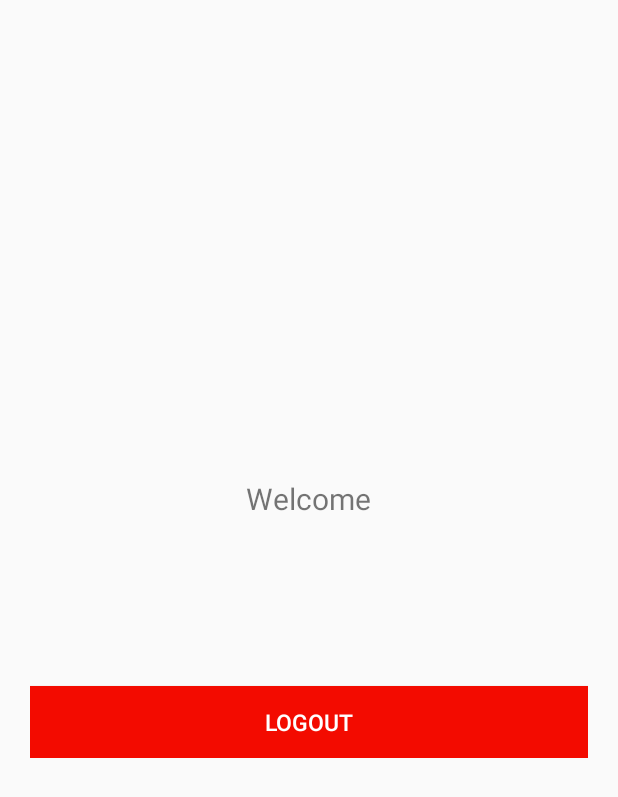
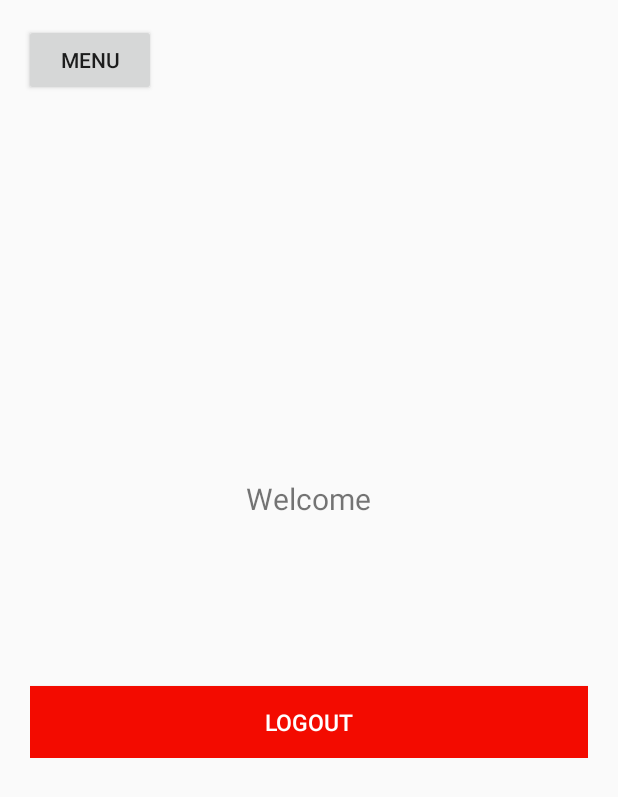
Before and after one commit to CS-UCY-EPL343/epl343.winter18.team11, an Android app: the layout activity_home.xml on its own in the app's theme, with its tools: preview values and no code run, on a phone screen of 412 x 824 dp. Shown: the top 797 px of the screen. Run offline under Robolectric (Android 15) with nearby library versions, the phone set to English and light mode, and no system bars.

Commit message:
Creating a bridge from to menu to navigation

```diff
--- a/Android_Branch/app/src/main/java/com/example/myapplication/LoginActivity.java
+++ b/Android_Branch/app/src/main/java/com/example/myapplication/LoginActivity.java
@@ -130,11 +130,14 @@ public class LoginActivity extends Activity {
                         JSONObject user = jObj.getJSONObject("user");
                         String name = user.getString("name");
                         String email = user.getString("email");
+                        String address = user.getString("address");
+                        String mobile = user.getString("mobile");
+
                         String created_at = user
                                 .getString("created_at");
 
                         // Inserting row in users table
-                        db.addUser(name, email, uid, created_at);
+                        db.addUser(name, email, uid, created_at,address,mobile);
 
                         // Launch main activity
                         Intent intent = new Intent(LoginActivity.this,
--- a/Android_Branch/app/src/main/java/com/example/myapplication/RegisterActivity.java
+++ b/Android_Branch/app/src/main/java/com/example/myapplication/RegisterActivity.java
@@ -126,6 +126,9 @@ public class RegisterActivity extends Activity {
                         JSONObject user = jObj.getJSONObject("user");
                         String name = user.getString("name");
                         String email = user.getString("email");
+                        String address = user.getString("address");
+                        String mobile = user.getString("mobile");
+
                         String created_at = user
                                 .getString("created_at");
 
--- a/Android_Branch/app/src/main/res/layout/activity_home.xml
+++ b/Android_Branch/app/src/main/res/layout/activity_home.xml
@@ -45,4 +45,16 @@
             android:textSize="15dp" />
     </LinearLayout>
 
+    <Button
+        android:id="@+id/btnMenu"
+        android:layout_width="wrap_content"
+        android:layout_height="wrap_content"
+        android:layout_alignParentStart="true"
+        android:layout_alignParentLeft="true"
+        android:layout_alignParentTop="true"
+        android:layout_marginStart="16dp"
+        android:layout_marginLeft="16dp"
+        android:layout_marginTop="16dp"
+        android:text="menu" />
+
 </RelativeLayout>
--- a/Android_Branch/app/src/main/res/layout/activity_register.xml
+++ b/Android_Branch/app/src/main/res/layout/activity_register.xml
@@ -83,7 +83,7 @@
         <!-- Login Button -->
 
         <EditText
-            android:id="@+id/password2"
+            android:id="@+id/password"
             android:layout_width="match_parent"
             android:layout_height="wrap_content"
             android:layout_marginBottom="10dp"
```
Also changed, not shown: Android_Branch/app/src/main/AndroidManifest.xml (+7 -5 lines), Android_Branch/app/src/main/java/com/example/myapplication/Home.java (+12 -6 lines).
